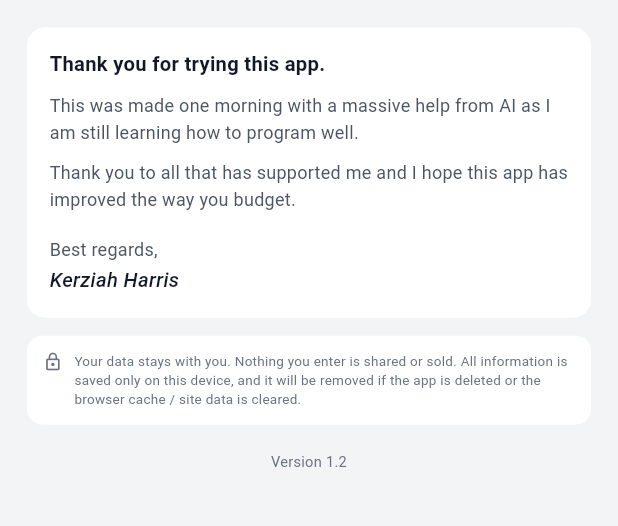
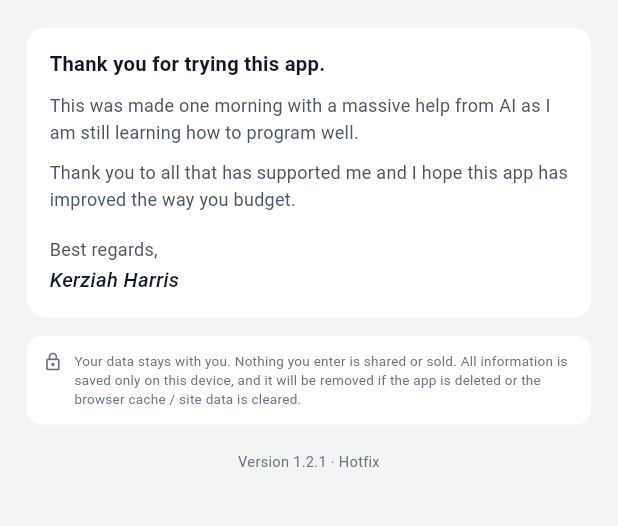
Before and after one commit to KerziahHarris/expencyview, a Flutter app: the AppInfoPage screen opened directly, on a phone screen of 412 x 824 dp, the part 210-736 px from its top. Run offline on Flutter 3.47's test engine with Material 3 defaults, Android fonts, the phone set to English and light mode, and no system bars; our stand-ins replace material_ui, shared_preferences; accounts and stored records are empty.

Commit message:
Version 1.2.1 (hotfix): weekly x4 / bi-weekly x2 pay math, stop iPhone zoom when typing

```diff
--- a/lib/models.dart
+++ b/lib/models.dart
@@ -20,21 +20,25 @@ enum FolderType {
 }
 
 /// How the user's money comes in. The entered amount is per paycheck
-/// (or per year for salary) and is converted to monthly for all the math.
+/// (or per year for salary) and is converted to monthly for all the math,
+/// using simple months: weekly × 4, bi-weekly × 2.
 /// [balance] is different: it is a one-off amount on hand, so nothing is
 /// converted and the per-week / per-year breakdowns don't apply.
 enum PayFrequency {
-  monthly('Monthly', 12, 'Monthly income'),
-  weekly('Weekly', 52, 'Weekly paycheck'),
-  biweekly('Bi-weekly', 26, 'Paycheck every 2 weeks'),
-  salary('Salary', 1, 'Yearly salary'),
-  balance('Current balance', 0, 'Current balance');
+  monthly('Monthly', 12, 1, 'Monthly income'),
+  weekly('Weekly', 52, 4, 'Weekly paycheck'),
+  biweekly('Bi-weekly', 26, 2, 'Paycheck every 2 weeks'),
+  salary('Salary', 1, 1 / 12, 'Yearly salary'),
+  balance('Current balance', 0, 0, 'Current balance');
 
-  const PayFrequency(this.label, this.perYear, this.amountLabel);
+  const PayFrequency(this.label, this.perYear, this.perMonth, this.amountLabel);
   final String label;
 
-  /// Paychecks per year (0 for [balance]).
+  /// Paychecks per year (0 for [balance]); used for the yearly total.
   final int perYear;
+
+  /// Paychecks counted per month: 4 weekly, 2 bi-weekly (0 for [balance]).
+  final double perMonth;
 
   /// Label for the amount field in settings.
   final String amountLabel;
@@ -44,7 +48,7 @@ enum PayFrequency {
 
 /// How often a subscription is charged. Totals are always per month.
 enum BillingCycle {
-  weekly('Weekly', 'wk', 52 / 12),
+  weekly('Weekly', 'wk', 4),
   monthly('Monthly', 'mo', 1),
   quarterly('Every 3 months', 'qtr', 1 / 3),
   yearly('Yearly', 'yr', 1 / 12);
--- a/lib/store.dart
+++ b/lib/store.dart
@@ -6,8 +6,15 @@ import 'package:shared_preferences/shared_preferences.dart';
 import 'budget.dart';
 import 'models.dart';
 
-/// Current app version (shown on App Info; drives the update pop-up).
-const appVersion = '1.2';
+/// Current app version, shown on App Info.
+const appVersion = '1.2.1';
+
+/// What kind of release [appVersion] is (shown next to it on App Info).
+const appReleaseNote = 'Hotfix';
+
+/// The release whose "what's new" pop-up existing users get once. Hotfixes
+/// don't change it, so they don't bring the pop-up back.
+const noticeVersion = '1.2';
 
 /// App state + persistence. Widgets listen to it with ListenableBuilder.
 class ExpenseStore extends ChangeNotifier {
@@ -30,23 +37,23 @@ class ExpenseStore extends ChangeNotifier {
   /// True when a current balance is used instead of a recurring income.
   bool get usesBalance => payFrequency.isBalance;
 
-  double? get _yearly => payAmount == null || usesBalance
+  /// The amount every total on home is measured against: monthly income
+  /// (weekly × 4, bi-weekly × 2, salary ÷ 12), or the current balance as-is.
+  double? get income => payAmount == null
+      ? null
+      : usesBalance
+      ? payAmount
+      : payAmount! * payFrequency.perMonth;
+
+  /// Income per week: a month is counted as 4 weeks (null in balance mode).
+  double? get weeklyIncome =>
+      income == null || usesBalance ? null : income! / 4;
+
+  /// Real income per year: every paycheck (weekly × 52, bi-weekly × 26)
+  /// (null in balance mode).
+  double? get yearlyIncome => payAmount == null || usesBalance
       ? null
       : payAmount! * payFrequency.perYear;
-
-  /// The amount every total on home is measured against: monthly income, or
-  /// the current balance as-is.
-  double? get income => usesBalance
-      ? payAmount
-      : _yearly == null
-      ? null
-      : _yearly! / 12;
-
-  /// Income per week (null in balance mode).
-  double? get weeklyIncome => _yearly == null ? null : _yearly! / 52;
-
-  /// Income per year (null in balance mode).
-  double? get yearlyIncome => _yearly;
 
   /// Which home-page containers are shown (Settings switches).
   final Map<FolderType, bool> _showSection = {
@@ -86,10 +93,10 @@ class ExpenseStore extends ChangeNotifier {
 
   /// The app version whose "what's new" pop-up this user has seen. Saves from
   /// before 1.2 have none, so existing users get the update pop-up once.
-  String? seenVersion = appVersion;
+  String? seenVersion = noticeVersion;
 
   /// True when an existing user hasn't seen this version's update pop-up.
-  bool get needsUpdateNotice => seenWelcome && seenVersion != appVersion;
+  bool get needsUpdateNotice => seenWelcome && seenVersion != noticeVersion;
 
   static Future<ExpenseStore> load() async {
     final prefs = await SharedPreferences.getInstance();
@@ -168,9 +175,9 @@ class ExpenseStore extends ChangeNotifier {
   /// Remaining_Income = Income - Expense_Total - savings paid from income.
   double get whatsLeft => (income ?? 0) - incomeUsed;
 
-  /// Remaining Income spread over a week (monthly × 12 ÷ 52). Not meaningful
+  /// Remaining Income per week (a month counted as 4 weeks). Not meaningful
   /// in balance mode.
-  double get whatsLeftWeekly => whatsLeft * 12 / 52;
+  double get whatsLeftWeekly => whatsLeft / 4;
 
   /// Everything paid out of income: expenses + savings flagged "from income".
   double get incomeUsed =>
@@ -254,9 +261,7 @@ class ExpenseStore extends ChangeNotifier {
   /// Sets income from a monthly figure (converted to the current frequency;
   /// used as-is in balance mode).
   void setIncome(double? monthly) => setPayAmount(
-    monthly == null || usesBalance
-        ? monthly
-        : monthly * 12 / payFrequency.perYear,
+    monthly == null || usesBalance ? monthly : monthly / payFrequency.perMonth,
   );
 
   void setShowSection(FolderType t, bool v) {
@@ -322,12 +327,12 @@ class ExpenseStore extends ChangeNotifier {
 
   void markWelcomeSeen() {
     seenWelcome = true;
-    seenVersion = appVersion;
+    seenVersion = noticeVersion;
     _changed();
   }
 
   void markUpdateSeen() {
-    seenVersion = appVersion;
+    seenVersion = noticeVersion;
     _changed();
   }
 
@@ -336,7 +341,7 @@ class ExpenseStore extends ChangeNotifier {
   Future<void> clearAllData() async {
     _fromJson(const {});
     seenWelcome = false;
-    seenVersion = appVersion;
+    seenVersion = noticeVersion;
     notifyListeners();
     await _prefs?.remove(_key);
   }
--- a/lib/welcome.dart
+++ b/lib/welcome.dart
@@ -246,7 +246,7 @@ class _UpdateDialog extends StatelessWidget {
               ),
               const SizedBox(height: 4),
               Text(
-                "What's new in version $appVersion",
+                "What's new in version $noticeVersion",
                 textAlign: TextAlign.center,
                 style: TextStyle(fontSize: 14, color: c.muted),
               ),
--- a/pubspec.yaml
+++ b/pubspec.yaml
@@ -16,7 +16,7 @@ publish_to: 'none' # Remove this line if you wish to publish to pub.dev
 # https://developer.apple.com/library/archive/documentation/General/Reference/InfoPlistKeyReference/Articles/CoreFoundationKeys.html
 # In Windows, build-name is used as the major, minor, and patch parts
 # of the product and file versions while build-number is used as the build suffix.
-version: 1.2.0+2
+version: 1.2.1+3
 
 environment:
   sdk: ^3.14.0
```
Also changed, not shown: lib/settings_page.dart (+5 -5 lines), 3 other files.
